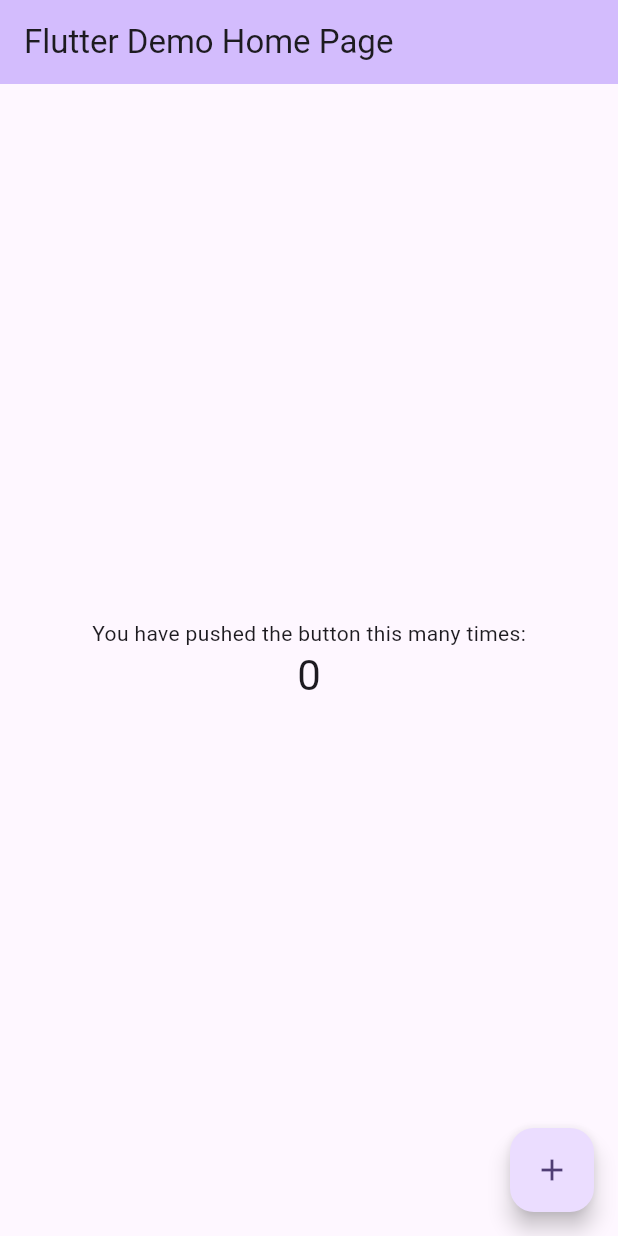
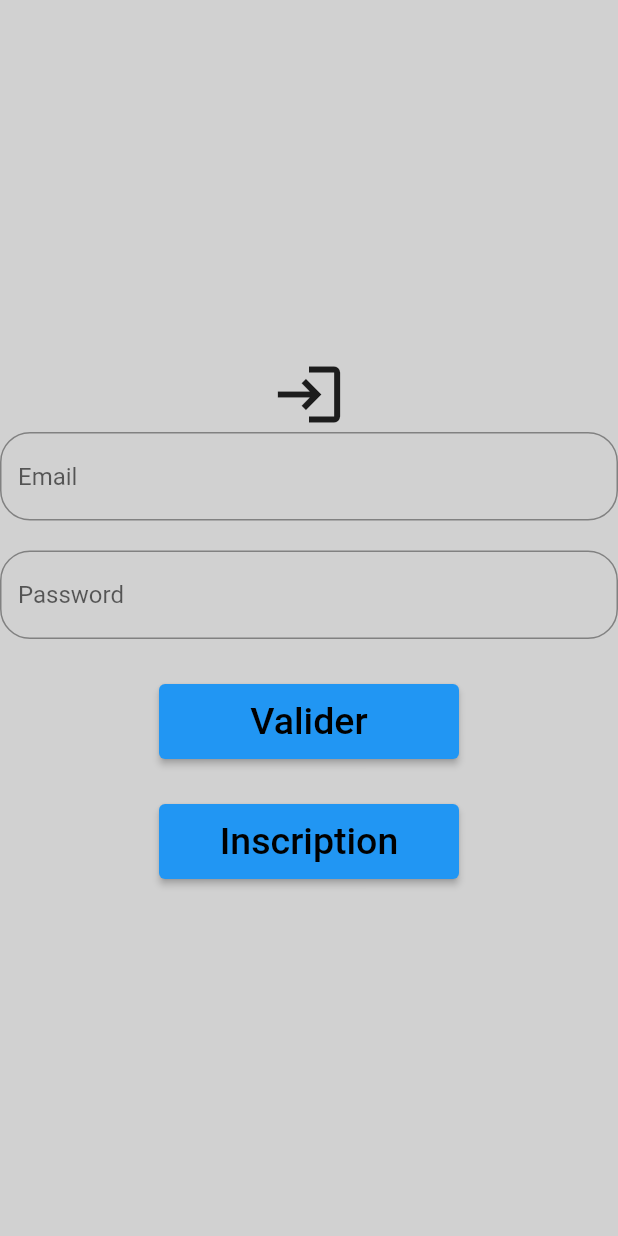
Before and after one commit to Nooralum/MyToDoList, a Flutter app: the screen it shows after launch, on a phone screen of 412 x 824 dp. Run offline on Flutter 3.47's test engine with Material 2 defaults, Android fonts, the phone set to English and light mode, and no system bars; our stand-ins replace cloud_firestore, firebase_auth, firebase_core; accounts and stored records are empty.

Commit message:
second add

```diff
--- /dev/null
+++ b/firestore.indexes.json
@@ -0,0 +1,4 @@
+{
+  "indexes": [],
+  "fieldOverrides": []
+}
--- /dev/null
+++ b/lib/constants.dart
@@ -0,0 +1,3 @@
+import 'package:flutter/material.dart';
+
+const back = Color.fromARGB(255, 209, 209, 209);
--- a/lib/main.dart
+++ b/lib/main.dart
@@ -1,125 +1,34 @@
+import 'package:firebase_core/firebase_core.dart';
 import 'package:flutter/material.dart';
+import 'package:mytodolist/firebase_options.dart';
+import 'package:mytodolist/screens/Accueil.dart';
+import 'package:mytodolist/screens/authenticate/connection.dart';
+import 'package:mytodolist/screens/authenticate/register.dart';
 
-void main() {
-  runApp(const MyApp());
+void main() async{
+  WidgetsFlutterBinding.ensureInitialized();
+  await  Firebase.initializeApp(
+    options: DefaultFirebaseOptions.currentPlatform,
+);
+  runApp(
+    const MyApp()
+    );
 }
 
 class MyApp extends StatelessWidget {
   const MyApp({super.key});
 
-  // This widget is the root of your application.
   @override
   Widget build(BuildContext context) {
     return MaterialApp(
-      title: 'Flutter Demo',
-      theme: ThemeData(
-        // This is the theme of your application.
-        //
-        // TRY THIS: Try running your application with "flutter run". You'll see
-        // the application has a blue toolbar. Then, without quitting the app,
-        // try changing the seedColor in the colorScheme below to Colors.green
-        // and then invoke "hot reload" (save your changes or press the "hot
-        // reload" button in a Flutter-supported IDE, or press "r" if you used
-        // the command line to start the app).
-        //
-        // Notice that the counter didn't reset back to zero; the application
-        // state is not lost during the reload. To reset the state, use hot
-        // restart instead.
-        //
-        // This works for code too, not just values: Most code changes can be
-        // tested with just a hot reload.
-        colorScheme: ColorScheme.fromSeed(seedColor: Colors.deepPurple),
-        useMaterial3: true,
-      ),
-      home: const MyHomePage(title: 'Flutter Demo Home Page'),
+      debugShowCheckedModeBanner: false,
+      title: 'Ma todoList',
+      initialRoute: ConnectionPage.id,
+      routes: {
+        ConnectionPage.id:(context) => ConnectionPage(),
+        RegisterPage.id:(context) => RegisterPage(),
+        Home.id:(context) => Home(),
+      },
     );
   }
 }
-
-class MyHomePage extends StatefulWidget {
-  const MyHomePage({super.key, required this.title});
-
-  // This widget is the home page of your application. It is stateful, meaning
-  // that it has a State object (defined below) that contains fields that affect
-  // how it looks.
-
-  // This class is the configuration for the state. It holds the values (in this
-  // case the title) provided by the parent (in this case the App widget) and
-  // used by the build method of the State. Fields in a Widget subclass are
-  // always marked "final".
-
-  final String title;
-
-  @override
-  State<MyHomePage> createState() => _MyHomePageState();
-}
-
-class _MyHomePageState extends State<MyHomePage> {
-  int _counter = 0;
-
-  void _incrementCounter() {
-    setState(() {
-      // This call to setState tells the Flutter framework that something has
-      // changed in this State, which causes it to rerun the build method below
-      // so that the display can reflect the updated values. If we changed
-      // _counter without calling setState(), then the build method would not be
-      // called again, and so nothing would appear to happen.
-      _counter++;
-    });
-  }
-
-  @override
-  Widget build(BuildContext context) {
-    // This method is rerun every time setState is called, for instance as done
-    // by the _incrementCounter method above.
-    //
-    // The Flutter framework has been optimized to make rerunning build methods
-    // fast, so that you can just rebuild anything that needs updating rather
-    // than having to individually change instances of widgets.
-    return Scaffold(
-      appBar: AppBar(
-        // TRY THIS: Try changing the color here to a specific color (to
-        // Colors.amber, perhaps?) and trigger a hot reload to see the AppBar
-        // change color while the other colors stay the same.
-        backgroundColor: Theme.of(context).colorScheme.inversePrimary,
-        // Here we take the value from the MyHomePage object that was created by
-        // the App.build method, and use it to set our appbar title.
-        title: Text(widget.title),
-      ),
-      body: Center(
-        // Center is a layout widget. It takes a single child and positions it
-        // in the middle of the parent.
-        child: Column(
-          // Column is also a layout widget. It takes a list of children and
-          // arranges them vertically. By default, it sizes itself to fit its
-          // children horizontally, and tries to be as tall as its parent.
-          //
-          // Column has various properties to control how it sizes itself and
-          // how it positions its children. Here we use mainAxisAlignment to
-          // center the children vertically; the main axis here is the vertical
-          // axis because Columns are vertical (the cross axis would be
-          // horizontal).
-          //
-          // TRY THIS: Invoke "debug painting" (choose the "Toggle Debug Paint"
-          // action in the IDE, or press "p" in the console), to see the
-          // wireframe for each widget.
-          mainAxisAlignment: MainAxisAlignment.center,
-          children: <Widget>[
-            const Text(
-              'You have pushed the button this many times:',
-            ),
-            Text(
-              '$_counter',
-              style: Theme.of(context).textTheme.headlineMedium,
-            ),
-          ],
-        ),
-      ),
-      floatingActionButton: FloatingActionButton(
-        onPressed: _incrementCounter,
-        tooltip: 'Increment',
-        child: const Icon(Icons.add),
-      ), // This trailing comma makes auto-formatting nicer for build methods.
-    );
-  }
-}
--- /dev/null
+++ b/lib/screens/authenticate/connection.dart
@@ -0,0 +1,134 @@
+import 'package:cloud_firestore/cloud_firestore.dart';
+import 'package:firebase_auth/firebase_auth.dart';
+import 'package:flutter/material.dart';
+import 'package:mytodolist/constants.dart';
+import 'package:mytodolist/screens/Accueil.dart';
+import 'package:mytodolist/screens/authenticate/register.dart';
+
+class ConnectionPage extends StatefulWidget {
+  static const String id = 'connection';
+  const ConnectionPage({super.key});
+
+  @override
+  State<ConnectionPage> createState() => _ConnectionPageState();
+}
+
+
+
+class _ConnectionPageState extends State<ConnectionPage> {
+  FirebaseAuth _auth = FirebaseAuth.instance;
+  FirebaseFirestore _firestore = FirebaseFirestore.instance;
+  GlobalKey<FormState> _globalKey =  GlobalKey<FormState>();
+
+  String _email = '';
+  String _password = '';
+
+  Future<void> enregistrement() async{
+    final formState = _globalKey.currentState;
+    if ((formState!.validate()?? false)) {
+      formState.save();
+      try {
+      final UserCredential userCredential = await _auth.signInWithEmailAndPassword(email: _email!, password: _password!);
+      Navigator.pushNamed(context, Home.id);
+      } catch (e) {
+        print(e.toString());
+      }
+    }
+  }
+
+
+
+  @override
+  Widget build(BuildContext context) {
+    return Scaffold(
+      backgroundColor: back,
+      body: SafeArea(
+        child: Form(
+          key: _globalKey,
+          child: Column(
+            mainAxisAlignment: MainAxisAlignment.center,
+            crossAxisAlignment: CrossAxisAlignment.center,
+            children: [
+              Icon(Icons.login_outlined, size: 50,),
+              TextFormField(
+                 validator: (value) {
+                    if (value!.isEmpty)  {
+                      return 'Entrer un email Svp';
+                    } else if(!(value.contains('@'))) {
+                      return 'email incorrect';
+                    } else{
+                      return null;
+                    }
+                  },
+                  onSaved: (value) => _email=value!,
+                keyboardType: TextInputType.emailAddress,
+                decoration: InputDecoration(
+                  hintText: 'Email',
+                  border: OutlineInputBorder(
+                    borderRadius: BorderRadius.all(Radius.circular(20))
+                  )
+
+                ),
+              ),
+              SizedBox(height: 20,),
+              TextFormField(
+                obscureText: true,
+                keyboardType: TextInputType.number,
+                 validator: (value){
+                    if (value!.isEmpty) {
+                      return 'Entrer un mot de passe';
+                    } else if(value.length < 6){
+                      return 'Doit dépasser 6 caractère';
+                    } else{
+                      return null;
+                    }
+                  },
+                   onSaved:(value) => _password = value!,
+                decoration: InputDecoration(
+                  hintText: 'Password',
+                  border: OutlineInputBorder(
+                    borderRadius: BorderRadius.all(Radius.circular(20))
+                  ),
+                ),
+              ),
+              SizedBox(height: 30,),
+              ElevatedButton(
+                onPressed: (){
+                  setState(() {
+                    enregistrement();
+                  });
+                },
+                child: Text(
+                  'Valider',
+                  style: TextStyle(
+                    fontSize: 25,
+                    color: Colors.black
+                  )
+                ),
+                style: ElevatedButton.styleFrom(
+                 minimumSize: Size(200, 50),
+                ),
+                ),
+              SizedBox(height: 30,),
+               ElevatedButton(
+                onPressed: (){
+                  Navigator.pushNamed(context, RegisterPage.id);
+                },
+                child: Text(
+                  'Inscription',
+                  style: TextStyle(
+                    fontSize: 25,
+                    color: Colors.black
+                  )
+                ),
+                style: ElevatedButton.styleFrom(
+                 minimumSize: Size(200, 50),
+                ),
+                )
+            ],
+          ),
+        ),
+      ),
+    );
+  }
+}
--- a/pubspec.yaml
+++ b/pubspec.yaml
@@ -35,6 +35,11 @@ dependencies:
   # The following adds the Cupertino Icons font to your application.
   # Use with the CupertinoIcons class for iOS style icons.
   cupertino_icons: ^1.0.2
+  sqflite: ^2.3.0
+  firebase_auth: ^4.10.0
+  cloud_firestore: ^4.9.2
+  firebase: ^9.0.3
+  firebase_core: ^2.16.0
 
 dev_dependencies:
   flutter_test:
```
Also changed, not shown: lib/models/TodoFunct.dart (added, +24 -0 lines), lib/screens/Accueil.dart (added, +255 -0 lines), lib/screens/authenticate/register.dart (added, +129 -0 lines), lib/screens/todoItem.dart (added, +57 -0 lines), firebase.json (added), lib/firebase_options.dart (added), pubspec.lock, 11 other files.
